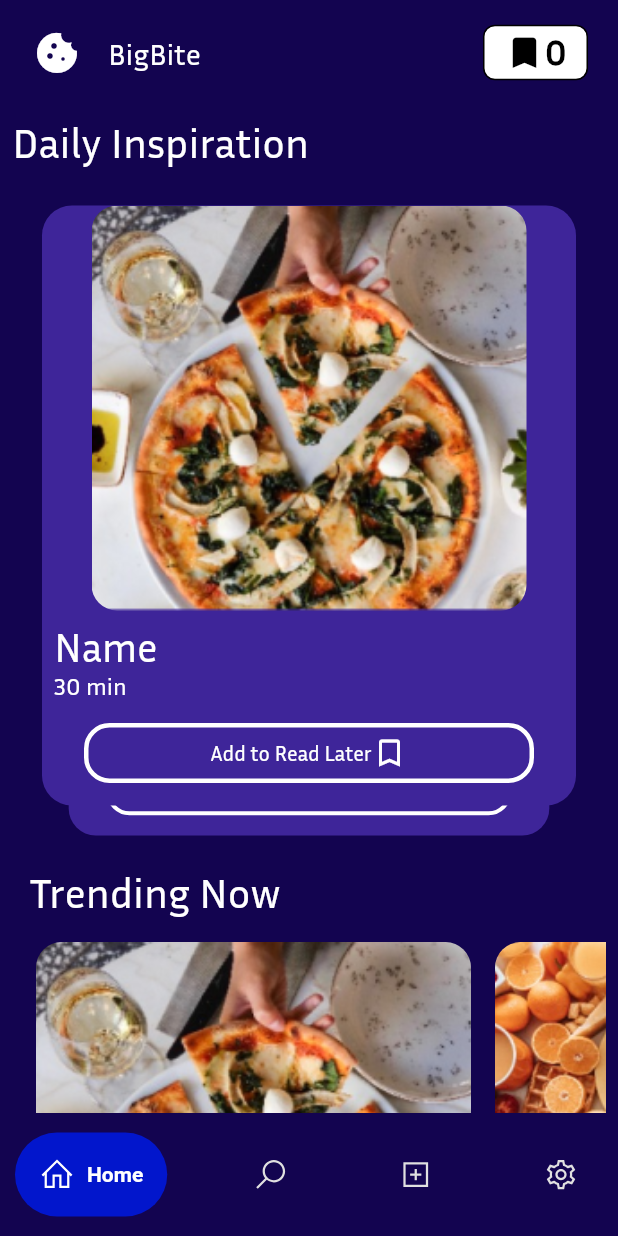
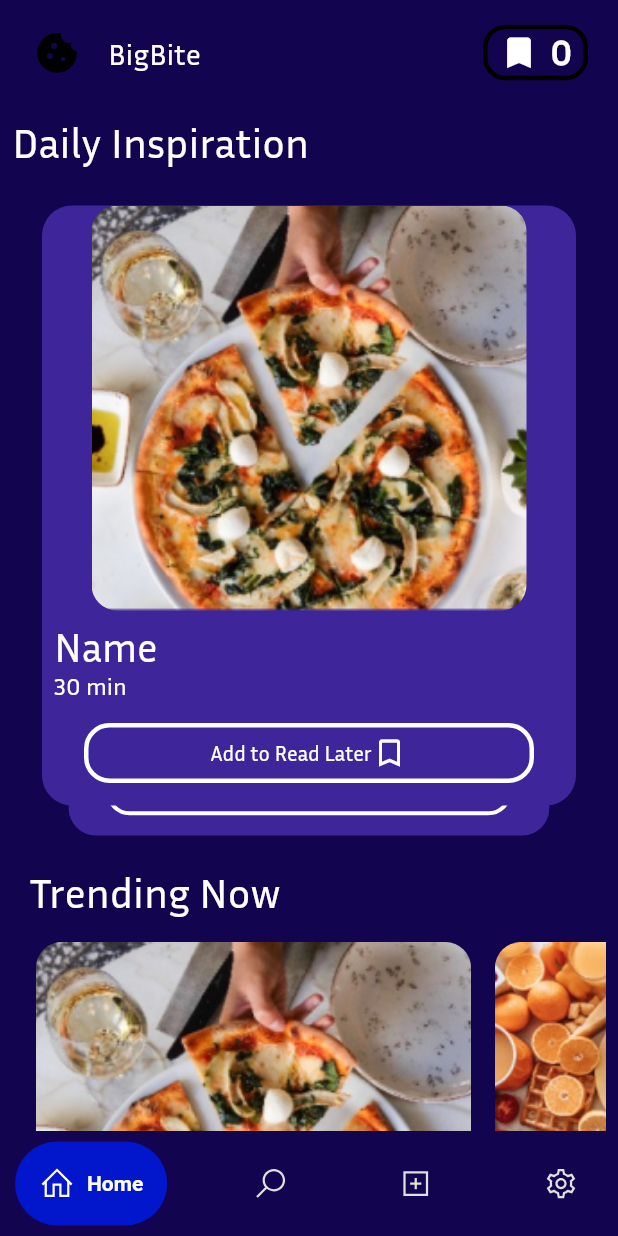
Before and after one commit to NibinBiju/food_recipe_app, a Flutter app: the BottomNaviBar screen opened directly, on a phone screen of 412 x 824 dp. Run offline on Flutter 3.47's test engine with Material 2 defaults, Android fonts, the phone set to English and light mode, and no system bars; drawn by our look-alikes of flutter_card_swiper, google_nav_bar; our stand-ins replace carousel_slider, line_icons, smooth_page_indicator.

Commit message:
home ui allmost done

```diff
--- a/lib/view/bottom_navi/bottom_navi.dart
+++ b/lib/view/bottom_navi/bottom_navi.dart
@@ -31,7 +31,7 @@ class _BottomNaviBarState extends State<BottomNaviBar> {
           child: Padding(
             padding: const EdgeInsets.symmetric(
               horizontal: 10,
-              vertical: 13,
+              vertical: 7,
             ),
             child: GNav(
               padding: EdgeInsets.all(16),
--- a/lib/view/home_screen/home_screen.dart
+++ b/lib/view/home_screen/home_screen.dart
@@ -32,7 +32,7 @@ class HomeScreen extends StatelessWidget {
             child: Icon(
               Icons.cookie,
               size: 32,
-              color: Colors.white,
+              color: Colors.black,
             )),
         actions: [
           Row(
@@ -42,24 +42,24 @@ class HomeScreen extends StatelessWidget {
                 height: 37,
                 width: 70,
                 decoration: BoxDecoration(
-                  color: Colors.white,
                   border: Border.all(
+                    width: 3,
                     color: Colors.black,
                   ),
-                  borderRadius: BorderRadius.circular(8),
+                  borderRadius: BorderRadius.circular(15),
                 ),
                 child: Row(
-                  mainAxisAlignment: MainAxisAlignment.center,
+                  mainAxisAlignment: MainAxisAlignment.spaceEvenly,
                   children: [
                     Icon(
                       Icons.bookmark,
                       size: 27,
-                      color: Colors.black,
+                      color: Colors.white,
                     ),
                     Text(
                       '0',
                       style: TextStyle(
-                        color: Colors.black,
+                        color: Colors.white,
                         fontFamily: 'InriaSans',
                         fontSize: 24,
                         fontWeight: FontWeight.w600,
```
